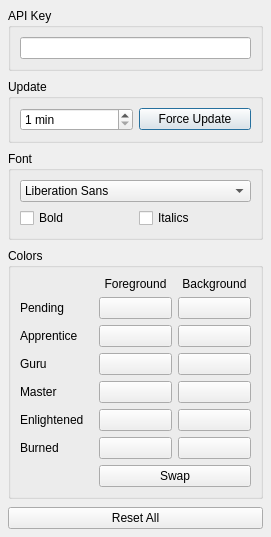
First picture: the form in src/settings.ui, repository agarny/wanikani, before the edit.
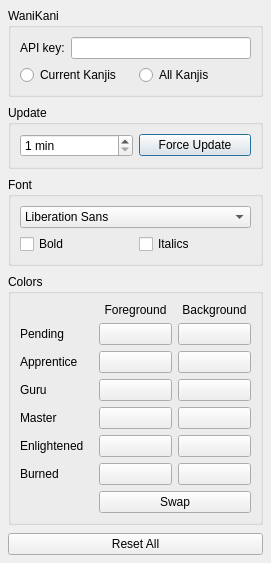
Second picture: the form after the edit. Icons and pictures are not drawn.

Commit message: Can now display either a user's current Kanjis or all Kanjis.

The edit to the form file:
```diff
--- a/src/settings.ui
+++ b/src/settings.ui
@@ -10,7 +10,7 @@
     <x>0</x>
     <y>0</y>
     <width>320</width>
-    <height>507</height>
+    <height>534</height>
    </rect>
   </property>
   <property name="windowTitle">
@@ -42,11 +42,40 @@
    <item>
     <widget class="QGroupBox" name="apiKeyGroupBox">
      <property name="title">
-      <string>API Key</string>
+      <string>WaniKani</string>
      </property>
      <layout class="QVBoxLayout" name="verticalLayout">
       <item>
-       <widget class="QLineEdit" name="apiKeyValue"/>
+       <layout class="QHBoxLayout" name="apiKeyLayout">
+        <item>
+         <widget class="QLabel" name="apiKeyLabel">
+          <property name="text">
+           <string>API key:</string>
+          </property>
+         </widget>
+        </item>
+        <item>
+         <widget class="QLineEdit" name="apiKeyValue"/>
+        </item>
+       </layout>
+      </item>
+      <item>
+       <layout class="QHBoxLayout" name="kanjisLayout">
+        <item>
+         <widget class="QRadioButton" name="currentKanjisRadioButton">
+          <property name="text">
+           <string>Current Kanjis</string>
+          </property>
+         </widget>
+        </item>
+        <item>
+         <widget class="QRadioButton" name="allKanjisRadioButton">
+          <property name="text">
+           <string>All Kanjis</string>
+          </property>
+         </widget>
+        </item>
+       </layout>
       </item>
      </layout>
     </widget>
```
Left out of the diff: 2 changed lines with no effect on the pictures. The commit also changes 3 other files.
